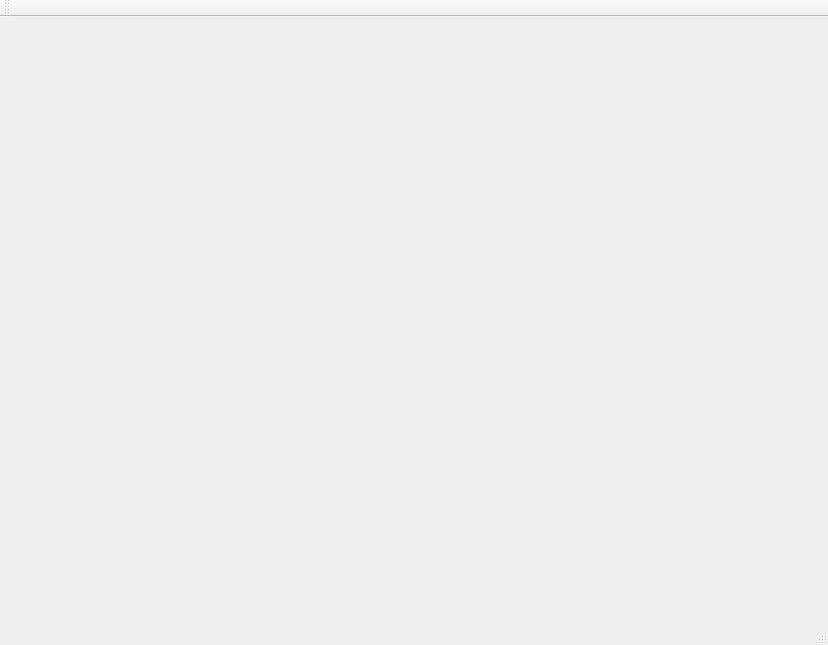
Above: mainwindow.ui from Toxa-man/CrossAndConquer before the change. Below: the same form after it.
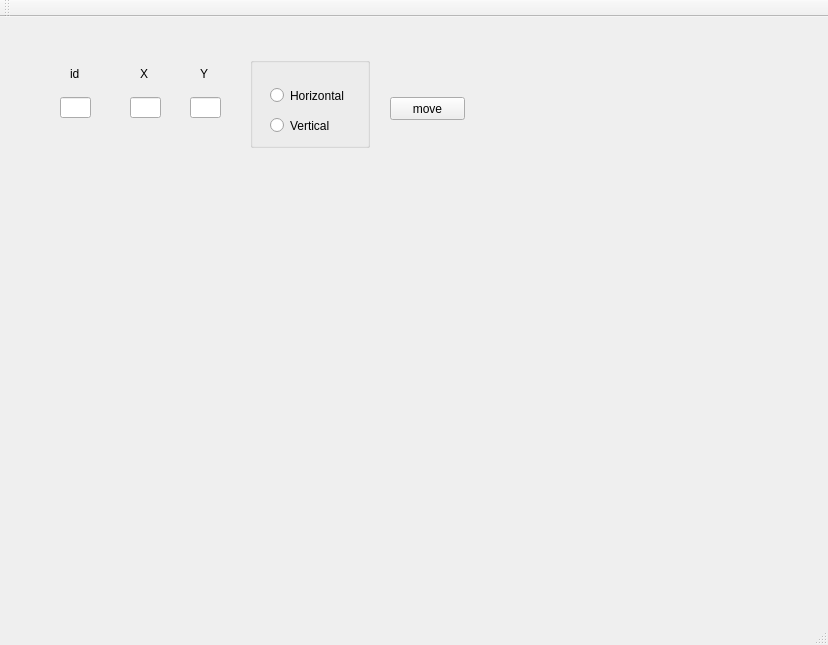
That is the form after the change.

The edit to the form file:
```diff
--- a/mainwindow.ui
+++ b/mainwindow.ui
@@ -13,7 +13,129 @@
   <property name="windowTitle">
    <string>MainWindow</string>
   </property>
-  <widget class="QWidget" name="centralWidget"/>
+  <widget class="QWidget" name="centralWidget">
+   <widget class="QLineEdit" name="xEdit">
+    <property name="geometry">
+     <rect>
+      <x>130</x>
+      <y>80</y>
+      <width>31</width>
+      <height>21</height>
+     </rect>
+    </property>
+   </widget>
+   <widget class="QLineEdit" name="yEdit">
+    <property name="geometry">
+     <rect>
+      <x>190</x>
+      <y>80</y>
+      <width>31</width>
+      <height>21</height>
+     </rect>
+    </property>
+   </widget>
+   <widget class="QPushButton" name="moveBtn">
+    <property name="geometry">
+     <rect>
+      <x>390</x>
+      <y>80</y>
+      <width>75</width>
+      <height>23</height>
+     </rect>
+    </property>
+    <property name="text">
+     <string>move</string>
+    </property>
+   </widget>
+   <widget class="QLabel" name="label">
+    <property name="geometry">
+     <rect>
+      <x>70</x>
+      <y>50</y>
+      <width>47</width>
+      <height>13</height>
+     </rect>
+    </property>
+    <property name="text">
+     <string>id</string>
+    </property>
+   </widget>
+   <widget class="QLabel" name="label_2">
+    <property name="geometry">
+     <rect>
+      <x>140</x>
+      <y>50</y>
+      <width>47</width>
+      <height>13</height>
+     </rect>
+    </property>
+    <property name="text">
+     <string>X</string>
+    </property>
+   </widget>
+   <widget class="QLineEdit" name="idEdit">
+    <property name="geometry">
+     <rect>
+      <x>60</x>
+      <y>80</y>
+      <width>31</width>
+      <height>21</height>
+     </rect>
+    </property>
+   </widget>
+   <widget class="QLabel" name="label_3">
+    <property name="geometry">
+     <rect>
+      <x>200</x>
+      <y>50</y>
+      <width>47</width>
+      <height>13</height>
+     </rect>
+    </property>
+    <property name="text">
+     <string>Y</string>
+    </property>
+   </widget>
+   <widget class="QGroupBox" name="groupBox">
+    <property name="geometry">
+     <rect>
+      <x>250</x>
+      <y>40</y>
+      <width>120</width>
+      <height>91</height>
+     </rect>
+    </property>
+    <property name="title">
+     <string/>
+    </property>
+    <widget class="QRadioButton" name="hor">
+     <property name="geometry">
+      <rect>
+       <x>20</x>
+       <y>30</y>
+       <width>82</width>
+       <height>17</height>
+      </rect>
+     </property>
+     <property name="text">
+      <string>Horizontal</string>
+     </property>
+    </widget>
+    <widget class="QRadioButton" name="ver">
+     <property name="geometry">
+      <rect>
+       <x>20</x>
+       <y>60</y>
+       <width>82</width>
+       <height>17</height>
+      </rect>
+     </property>
+     <property name="text">
+      <string>Vertical</string>
+     </property>
+    </widget>
+   </widget>
+  </widget>
   <widget class="QMenuBar" name="menuBar">
    <property name="geometry">
     <rect>
```
